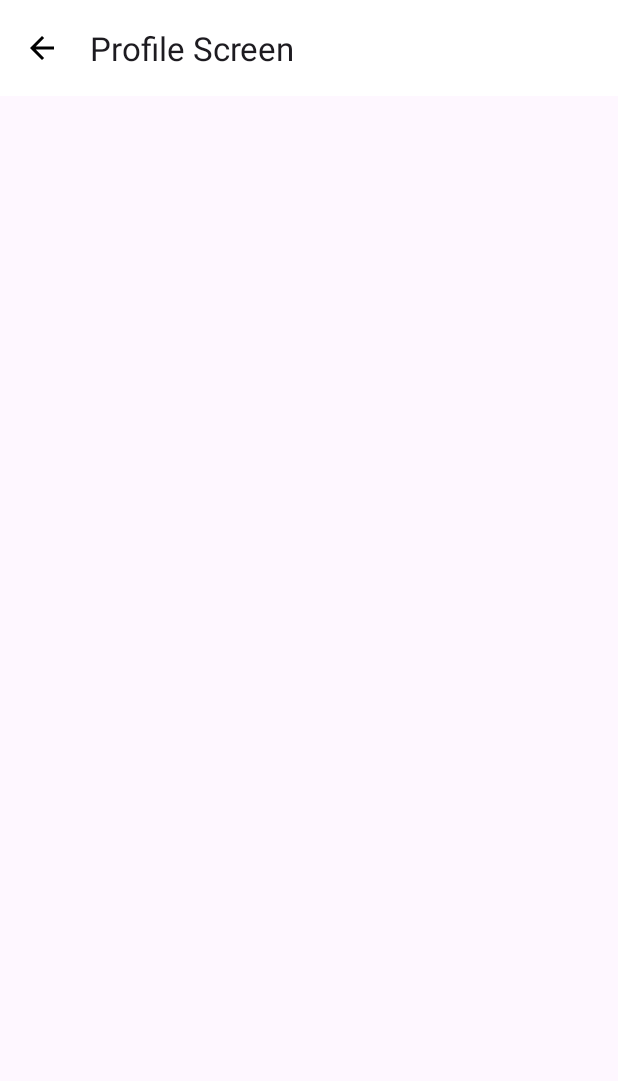
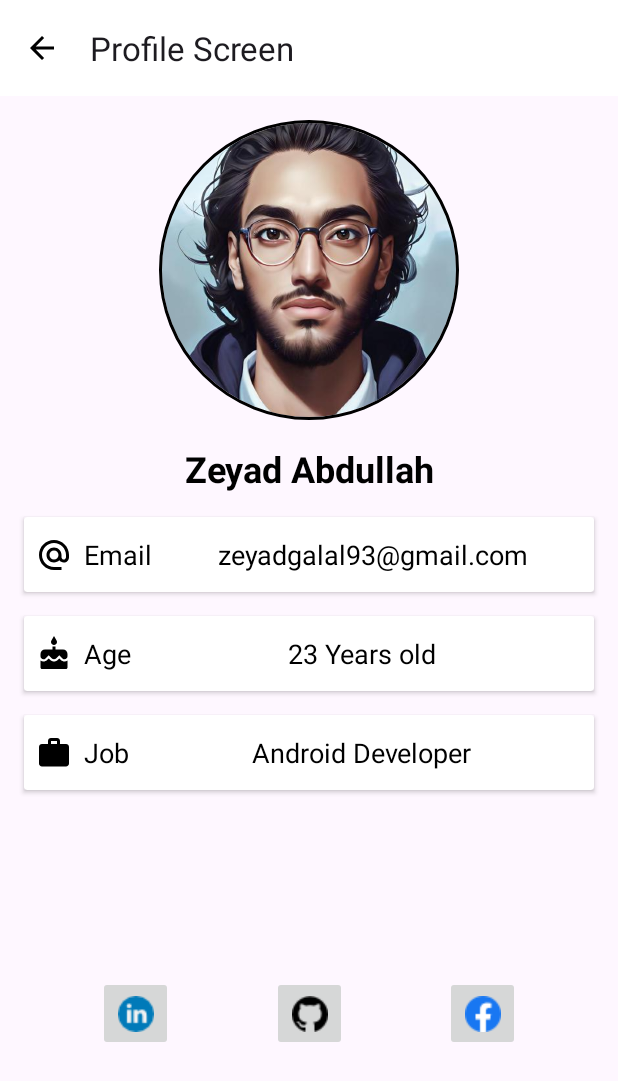
Before and after one commit to ZeyadAbdullah679/depi-android-projects, an Android app: the ProfileActivity screen opened directly, with no data from a screen before it, on a phone screen of 412 x 824 dp. Before the commit the part shown is almost empty. Shown: the top 1081 px of the screen. Run offline under Robolectric (Android 15) with nearby library versions, the phone set to English and light mode, and no system bars; our stand-ins replace CircleImageView.

Commit message:
add callbacks to profile screen

```diff
--- a/profile-screen/app/src/main/java/com/example/profilescreen/ProfileActivity.kt
+++ b/profile-screen/app/src/main/java/com/example/profilescreen/ProfileActivity.kt
@@ -1,8 +1,13 @@
 package com.example.profilescreen
 
+import android.content.Intent
+import android.net.Uri
 import android.os.Bundle
+import android.widget.Button
+import android.widget.ImageButton
 import androidx.activity.enableEdgeToEdge
 import androidx.appcompat.app.AppCompatActivity
+import androidx.core.content.ContextCompat.startActivity
 import androidx.core.view.ViewCompat
 import androidx.core.view.WindowInsetsCompat
 import com.example.profilescreen.databinding.ActivityProfileBinding
@@ -23,5 +28,22 @@ class ProfileActivity : AppCompatActivity() {
         binding.toolbar.setNavigationOnClickListener {
             finish()
         }
+
+        binding.linkedin.onClickIconListener(LINKEDIN)
+        binding.facebook.onClickIconListener(FACEBOOK)
+        binding.github.onClickIconListener(GITHUB)
+
+    }
+
+    private fun ImageButton.onClickIconListener(url: String) {
+        setOnClickListener {
+            startActivity(Intent(Intent.ACTION_VIEW, Uri.parse(url)))
+        }
+    }
+
+    companion object{
+        const val LINKEDIN = "https://www.linkedin.com/in/zeyadabdullah/"
+        const val FACEBOOK = "https://www.facebook.com/"
+        const val GITHUB = "https://github.com/ZeyadAbdullah679"
     }
 }
--- a/profile-screen/app/src/main/res/layout/activity_profile.xml
+++ b/profile-screen/app/src/main/res/layout/activity_profile.xml
@@ -20,4 +20,75 @@
         app:navigationIcon="@drawable/baseline_arrow_back_24"
         app:title="@string/profile_screen" />
 
+    <de.hdodenhof.circleimageview.CircleImageView
+        android:id="@+id/circleImageView"
+        android:layout_width="200dp"
+        android:layout_height="200dp"
+        android:layout_marginTop="@dimen/_16dp"
+        android:src="@drawable/avatar"
+        app:civ_border_color="@color/black"
+        app:civ_border_width="2dp"
+        app:layout_constraintEnd_toEndOf="parent"
+        app:layout_constraintStart_toStartOf="parent"
+        app:layout_constraintTop_toBottomOf="@id/toolbar" />
+
+    <TextView
+        android:id="@+id/name_tv"
+        android:layout_width="match_parent"
+        android:layout_height="wrap_content"
+        android:layout_marginHorizontal="@dimen/_16dp"
+        android:layout_marginTop="@dimen/_16dp"
+        android:text="@string/username"
+        android:textAlignment="center"
+        android:textColor="@color/black"
+        android:textSize="24sp"
+        android:textStyle="bold"
+        app:layout_constraintEnd_toEndOf="parent"
+        app:layout_constraintStart_toStartOf="parent"
+        app:layout_constraintTop_toBottomOf="@id/circleImageView" />
+
+    <include layout="@layout/email_card" />
+
+    <include layout="@layout/age_card" />
+
+    <include layout="@layout/job_card" />
+
+    <ImageButton
+        android:id="@+id/linkedin"
+        android:layout_width="@dimen/_50dp"
+        android:layout_height="@dimen/_50dp"
+        android:contentDescription="@string/linkedin"
+        app:layout_constraintBottom_toBottomOf="parent"
+        app:layout_constraintEnd_toStartOf="@+id/github"
+        app:layout_constraintHorizontal_bias="0.5"
+        app:layout_constraintHorizontal_chainStyle="spread"
+        app:layout_constraintStart_toStartOf="parent"
+        app:layout_constraintTop_toBottomOf="@id/job_card"
+        app:srcCompat="@drawable/linkedin" />
+
+    <ImageButton
+        android:id="@+id/github"
+        android:layout_width="@dimen/_50dp"
+        android:layout_height="@dimen/_50dp"
+        android:contentDescription="@string/github"
+        app:layout_constraintBottom_toBottomOf="parent"
+        app:layout_constraintEnd_toStartOf="@+id/facebook"
+        app:layout_constraintHorizontal_bias="0.5"
+        app:layout_constraintStart_toEndOf="@+id/linkedin"
+        app:layout_constraintTop_toBottomOf="@id/job_card"
+        app:srcCompat="@drawable/github" />
+
+    <ImageButton
+        android:id="@+id/facebook"
+        android:layout_width="@dimen/_50dp"
+        android:layout_height="@dimen/_50dp"
+        android:contentDescription="@string/facebook"
+        app:layout_constraintBottom_toBottomOf="parent"
+        app:layout_constraintEnd_toEndOf="parent"
+        app:layout_constraintHorizontal_bias="0.5"
+        app:layout_constraintStart_toEndOf="@+id/github"
+        app:layout_constraintTop_toBottomOf="@id/job_card"
+        app:srcCompat="@drawable/facebook" />
+
+
 </androidx.constraintlayout.widget.ConstraintLayout>
```
